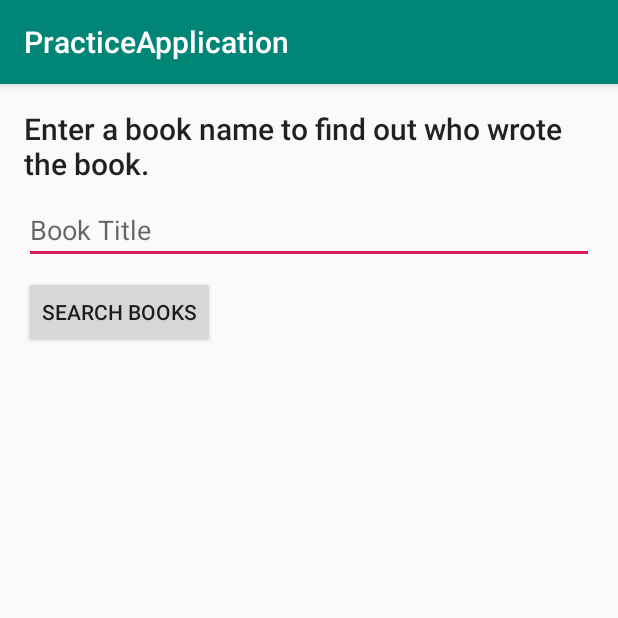
After one commit to Priyanka229/PracticeApplication, an Android app: the AsyncTaskLoader screen opened directly, with no data from a screen before it, on a phone screen of 412 x 824 dp, the top half of it. The commit adds this screen. Run offline under Robolectric (Android 15) with nearby library versions, the phone set to English and light mode, and no system bars.

Commit message:
asynctaskloader

```diff
--- a/app/src/main/AndroidManifest.xml
+++ b/app/src/main/AndroidManifest.xml
@@ -20,6 +20,7 @@
             </intent-filter>
         </activity>
         <activity android:name=".BroadcastReceivers.BReceivers"/>
+        <activity android:name=".AsyncTaskLoader.AsyncTaskLoader"/>
     </application>
 
 </manifest>
--- /dev/null
+++ b/app/src/main/java/com/example/practiceapplication/AsyncTaskLoader/AsyncTaskLoader.java
@@ -0,0 +1,30 @@
+package com.example.practiceapplication.AsyncTaskLoader;
+
+import android.os.Bundle;
+import android.support.v7.app.AppCompatActivity;
+import android.view.View;
+import android.widget.EditText;
+import android.widget.TextView;
+import com.example.practiceapplication.R;
+
+public class AsyncTaskLoader extends AppCompatActivity {
+
+    private EditText mBookInput;
+    private TextView mTitleText;
+    private TextView mAuthorText;
+
+    @Override
+    protected void onCreate(Bundle savedInstanceState) {
+        super.onCreate(savedInstanceState);
+        setContentView(R.layout.async_task_loader);
+
+        mBookInput = findViewById(R.id.bookInput);
+        mTitleText = findViewById(R.id.titleText);
+        mAuthorText = findViewById(R.id.authorText);
+    }
+
+    public void searchBooks(View view) {
+        // Get the search string from the input field.
+        String queryString = mBookInput.getText().toString();
+    }
+}
--- /dev/null
+++ b/app/src/main/java/com/example/practiceapplication/AsyncTaskLoader/FetchBook.java
@@ -0,0 +1,28 @@
+package com.example.practiceapplication.AsyncTaskLoader;
+
+import android.os.AsyncTask;
+import android.widget.TextView;
+
+import java.lang.ref.WeakReference;
+
+public class FetchBook extends AsyncTask<String, Void, String> {
+
+    private WeakReference<TextView> mTitleText;
+    private WeakReference<TextView> mAuthorText;
+
+    FetchBook(TextView titleText, TextView authorText) {
+        this.mTitleText = new WeakReference<>(titleText);
+        this.mAuthorText = new WeakReference<>(authorText);
+    }
+
+    @Override
+    protected String doInBackground(String... strings) {
+        return null;
+    }
+
+    @Override
+    protected void onPostExecute(String s) {
+        super.onPostExecute(s);
+
+    }
+}
--- /dev/null
+++ b/app/src/main/res/layout/async_task_loader.xml
@@ -0,0 +1,61 @@
+<?xml version="1.0" encoding="utf-8"?>
+<android.support.constraint.ConstraintLayout
+        xmlns:android="http://schemas.android.com/apk/res/android"
+        xmlns:app="http://schemas.android.com/apk/res-auto"
+        xmlns:tools="http://schemas.android.com/tools"
+        android:layout_width="match_parent"
+        android:layout_height="match_parent"
+        android:layout_margin="16dp"
+        tools:context=".MainActivity">
+
+    <TextView
+            android:id="@+id/instructions"
+            android:layout_width="match_parent"
+            android:layout_height="wrap_content"
+            android:text="@string/instructions"
+            android:textAppearance="@style/TextAppearance.AppCompat.Title"
+            app:layout_constraintStart_toStartOf="parent"
+            app:layout_constraintTop_toTopOf="parent"/>
+
+    <EditText
+            android:id="@+id/bookInput"
+            android:layout_width="match_parent"
+            android:layout_height="wrap_content"
+            android:layout_marginTop="8dp"
+            android:hint="@string/input_hint"
+            android:inputType="text"
+            app:layout_constraintEnd_toEndOf="parent"
+            app:layout_constraintStart_toStartOf="parent"
+            app:layout_constraintTop_toBottomOf="@+id/instructions"/>
+
+    <Button
+            android:id="@+id/searchButton"
+            android:layout_width="wrap_content"
+            android:layout_height="wrap_content"
+            android:layout_marginTop="8dp"
+            android:onClick="searchBooks"
+            android:text="@string/button_text"
+            app:layout_constraintStart_toStartOf="parent"
+            app:layout_constraintTop_toBottomOf="@+id/bookInput"/>
+
+    <TextView
+            android:id="@+id/titleText"
+            android:layout_width="wrap_content"
+            android:layout_height="wrap_content"
+            android:layout_marginTop="16dp"
+            android:textAppearance=
+                    "@style/TextAppearance.AppCompat.Headline"
+            app:layout_constraintStart_toStartOf="parent"
+            app:layout_constraintTop_toBottomOf="@+id/searchButton" />
+
+    <TextView
+            android:id="@+id/authorText"
+            android:layout_width="wrap_content"
+            android:layout_height="wrap_content"
+            android:layout_marginTop="8dp"
+            android:textAppearance=
+                    "@style/TextAppearance.AppCompat.Headline"
+            app:layout_constraintStart_toStartOf="parent"
+            app:layout_constraintTop_toBottomOf="@+id/titleText"/>
+
+</android.support.constraint.ConstraintLayout>
--- a/app/src/main/res/values/strings.xml
+++ b/app/src/main/res/values/strings.xml
@@ -1,3 +1,9 @@
 <resources>
     <string name="app_name">PracticeApplication</string>
+
+    <string name="instructions">Enter a book name to find out who wrote the book. </string>
+    <string name="button_text">Search Books</string>
+    <string name="input_hint">Book Title</string>
+
+
 </resources>
```
